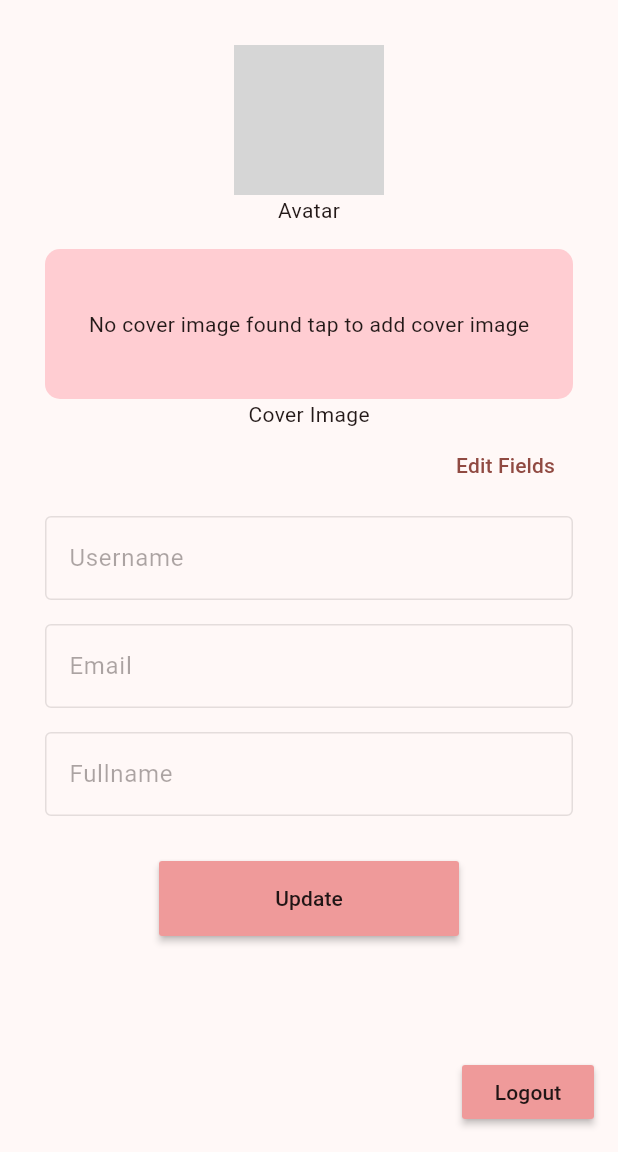
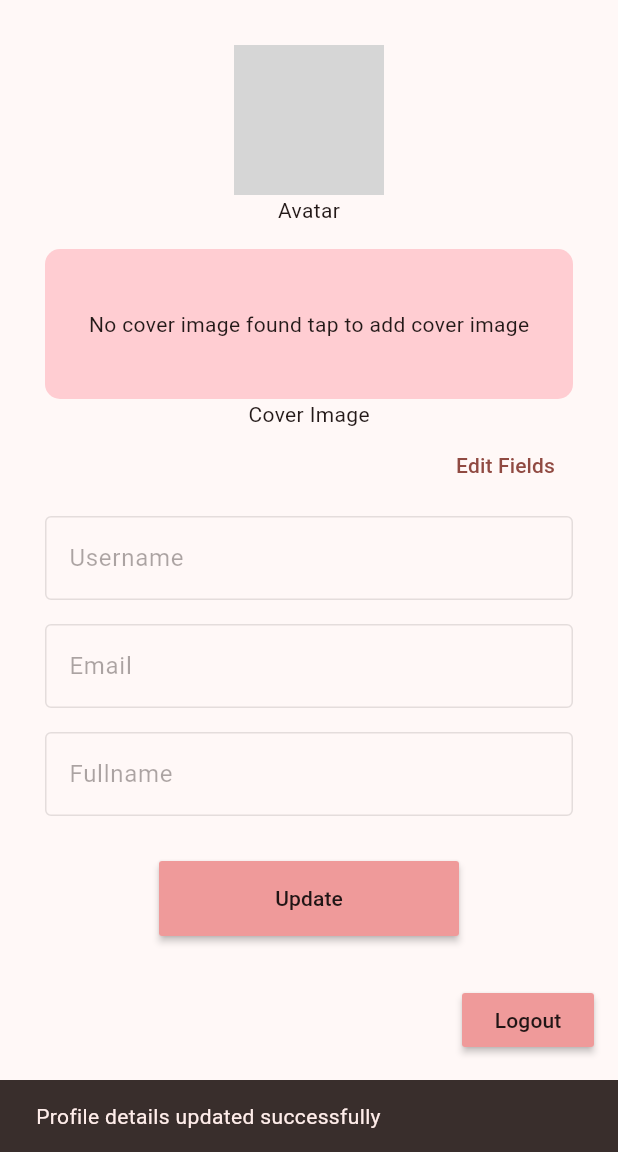
Before and after one commit to khanarifak07/Flutter-Auth-App-With-Backend, a Flutter app: the Profile screen opened by its route, after a tap on "Update", on a phone screen of 412 x 824 dp, the part 84-1236 px from its top. Run offline on Flutter 3.47's test engine with Material 3 defaults, Android fonts, the phone set to English and light mode, and no system bars; our stand-ins replace dio, image_picker, shared_preferences; accounts and stored records are empty; network calls fail; grey boxes are pictures that could not be loaded.

Commit message:
hotfix and render url added

```diff
--- a/Frontend/lib/change_password.dart
+++ b/Frontend/lib/change_password.dart
@@ -101,6 +101,11 @@ class _ChangePasswordState extends State<ChangePassword> {
                   newPassword: newPassword.text,
                   confirmPassword: confirmPassword.text,
                 );
+                ScaffoldMessenger.of(context).showSnackBar(const SnackBar(
+                    content: Text("Password Changed successfully")));
+                oldPassword.clear();
+                newPassword.clear();
+                confirmPassword.clear();
               },
               child: isLoading
                   ? const CircularProgressIndicator()
--- a/Frontend/lib/config.dart
+++ b/Frontend/lib/config.dart
@@ -1,7 +1,8 @@
-const url = "http://192.168.0.107:4000/api/v1";
-const register = "$url/users/register";
-const login = "$url/users/login";
-const logout = "$url/users/logout";
-const currentUser = "$url/users/current-user";
-const updateProfileDetailsApi = "$url/users/update-account-details";
-const changeCurrentPassword = "$url/users/change-current-password";
+// const url = "http://192.168.0.107:4000/api/v1";
+const url = "https://flutter-auth-app-backend.onrender.com";
+const register = "$url/api/v1/users/register";
+const login = "$url/api/v1/users/login";
+const logout = "$url/api/v1/users/logout";
+const currentUser = "$url/api/v1/users/current-user";
+const updateProfileDetailsApi = "$url/api/v1/users/update-account-details";
+const changeCurrentPassword = "$url/api/v1/users/change-current-password";
--- a/Frontend/lib/profile.dart
+++ b/Frontend/lib/profile.dart
@@ -156,6 +156,7 @@ class _ProfileState extends State<Profile> {
   @override
   Widget build(BuildContext context) {
     return Scaffold(
+      resizeToAvoidBottomInset: false,
       appBar: AppBar(
         title: const Text('My profile'),
         backgroundColor: Theme.of(context).colorScheme.inversePrimary,
@@ -289,6 +290,14 @@ class _ProfileState extends State<Profile> {
                               avatar: avatar,
                               coverImage: coverImage,
                             );
+
+                            setState(() {
+                              fieldEditing = false;
+                            });
+                            ScaffoldMessenger.of(context).showSnackBar(
+                                const SnackBar(
+                                    content: Text(
+                                        "Profile details updated successfully")));
                           },
                     child: isLoading
                         ? const CircularProgressIndicator()
--- a/Frontend/lib/register.dart
+++ b/Frontend/lib/register.dart
@@ -91,6 +91,7 @@ class _RegisterState extends State<Register> {
   @override
   Widget build(BuildContext context) {
     return Scaffold(
+      resizeToAvoidBottomInset: false,
       appBar: AppBar(
           backgroundColor: Colors.red.shade200,
           title: const Text("User Registeration")),
@@ -103,6 +104,7 @@ class _RegisterState extends State<Register> {
                 await pickAvatar();
               },
               child: CircleAvatar(
+                backgroundColor: Colors.red.shade50,
                 radius: 50,
                 backgroundImage: avatar != null
                     ? MemoryImage(avatar!.readAsBytesSync())
@@ -110,6 +112,7 @@ class _RegisterState extends State<Register> {
                 child: avatar == null ? const Icon(Icons.add) : null,
               ),
             ),
+            const Text("Avatar"),
             const SizedBox(height: 16),
             GestureDetector(
               onTap: () async {
@@ -117,7 +120,7 @@ class _RegisterState extends State<Register> {
               },
               child: Container(
                   decoration: BoxDecoration(
-                      color: Colors.red.shade100,
+                      color: Colors.red.shade50,
                       borderRadius: BorderRadius.circular(10)),
                   height: 100,
                   width: double.maxFinite,
@@ -131,6 +134,7 @@ class _RegisterState extends State<Register> {
                         )
                       : const Icon(Icons.add)),
             ),
+            const Text("Cover Image"),
             const SizedBox(height: 16),
             TextField(
               controller: usernameCtrl,
```
